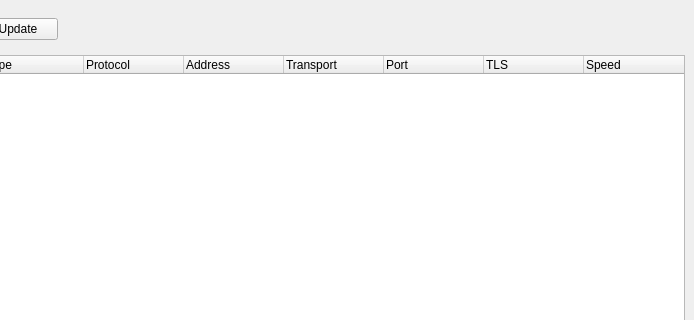
Sangiria/go-proxy, file desktop/design/form/mainwindow.ui: the form before one commit; both pictures show x 126 to 820 and y 0 to 320 of the 820 by 599 pixel window.
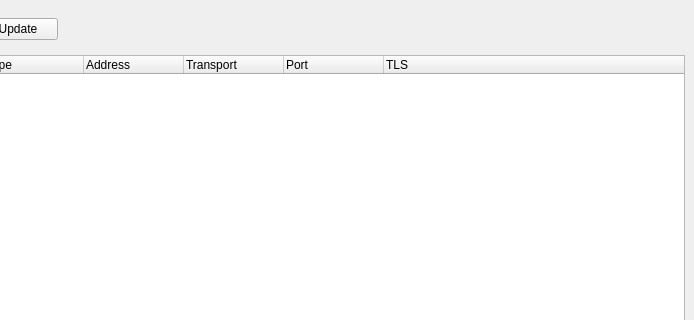
The form after the commit.

```diff
--- a/desktop/design/form/mainwindow.ui
+++ b/desktop/design/form/mainwindow.ui
@@ -78,11 +78,6 @@
         <string>Type</string>
        </property>
       </column>
-      <column>
-       <property name="text">
-        <string>Protocol</string>
-       </property>
-      </column>
       <column>
        <property name="text">
         <string>Address</string>
@@ -103,11 +98,6 @@
         <string>TLS</string>
        </property>
       </column>
-      <column>
-       <property name="text">
-        <string>Speed</string>
-       </property>
-      </column>
      </widget>
     </item>
     <item>
```
Left out of the diff: 4 changed lines with no effect on the pictures.
